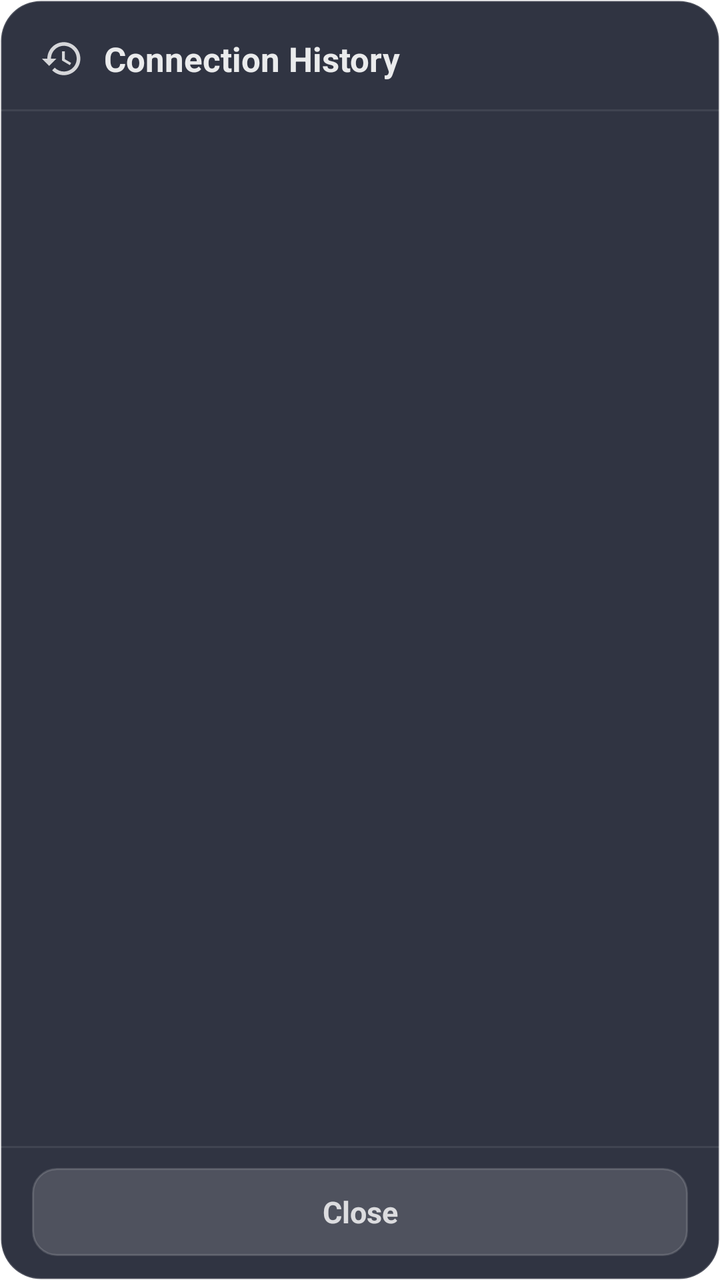
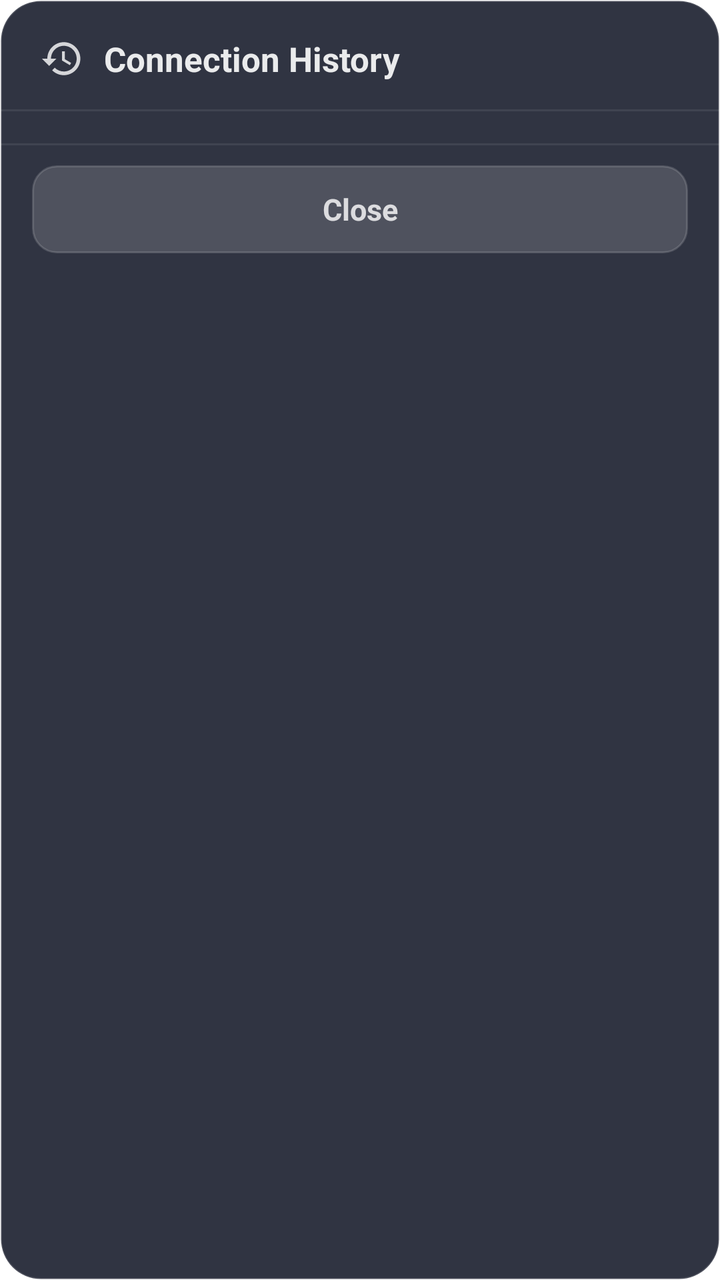

An Android layout rendered at two revisions. The XML below is the earlier revision; the diff shows what the commit changed to produce the second picture.
<!-- AndroidManifest.xml: fallback theme Theme.MaterialComponents.DayNight.NoActionBar -->
<!-- res/layout/dialog_history.xml -->
<?xml version="1.0" encoding="utf-8"?>
<LinearLayout xmlns:android="http://schemas.android.com/apk/res/android"
    android:layout_width="match_parent"
    android:layout_height="wrap_content"
    android:background="@drawable/history_dialog_bg"
    android:orientation="vertical">

    
    <LinearLayout
        android:layout_width="match_parent"
        android:layout_height="wrap_content"
        android:gravity="center_vertical"
        android:orientation="horizontal"
        android:paddingLeft="20dp"
        android:paddingTop="18dp"
        android:paddingRight="20dp"
        android:paddingBottom="14dp">

        <ImageView
            android:layout_width="22dp"
            android:layout_height="22dp"
            android:layout_marginRight="10dp"
            android:src="@drawable/ic_history_title" />

        <TextView
            android:id="@+id/dialog_title"
            android:layout_width="0dp"
            android:layout_height="wrap_content"
            android:layout_weight="1"
            android:text="@string/history_title"
            android:textColor="#E6FFFFFF"
            android:textSize="17sp"
            android:textStyle="bold" />

        <TextView
            android:id="@+id/dialog_count"
            android:layout_width="wrap_content"
            android:layout_height="wrap_content"
            android:textColor="#66FFFFFF"
            android:textSize="13sp" />

    </LinearLayout>

    
    <View
        android:layout_width="match_parent"
        android:layout_height="1dp"
        android:background="@drawable/history_divider" />

    
    <ListView
        android:id="@+id/history_list_view"
        android:layout_width="match_parent"
        android:layout_height="0dp"
        android:layout_weight="1"
        android:clipToPadding="false"
        android:divider="@null"
        android:dividerHeight="0dp"
        android:fadingEdgeLength="16dp"
        android:overScrollMode="ifContentScrolls"
        android:paddingTop="8dp"
        android:paddingBottom="8dp"
        android:requiresFadingEdge="vertical"
        android:scrollbarStyle="outsideInset" />

    
    <LinearLayout
        android:id="@+id/empty_state"
        android:layout_width="match_parent"
        android:layout_height="wrap_content"
        android:gravity="center"
        android:orientation="vertical"
        android:paddingTop="32dp"
        android:paddingBottom="32dp"
        android:visibility="gone">

        <ImageView
            android:layout_width="48dp"
            android:layout_height="48dp"
            android:layout_marginBottom="12dp"
            android:src="@drawable/ic_history_empty" />

        <TextView
            android:layout_width="wrap_content"
            android:layout_height="wrap_content"
            android:text="@string/no_history"
            android:textColor="#66FFFFFF"
            android:textSize="14sp" />

    </LinearLayout>

    
    <View
        android:layout_width="match_parent"
        android:layout_height="1dp"
        android:background="@drawable/history_divider" />

    
    <LinearLayout
        android:layout_width="match_parent"
        android:layout_height="wrap_content"
        android:gravity="center"
        android:orientation="horizontal"
        android:paddingLeft="16dp"
        android:paddingTop="10dp"
        android:paddingRight="16dp"
        android:paddingBottom="12dp">

        <TextView
            android:id="@+id/btn_close"
            android:layout_width="match_parent"
            android:layout_height="44dp"
            android:background="@drawable/history_close_btn"
            android:gravity="center"
            android:text="@string/close"
            android:textColor="#CCFFFFFF"
            android:textSize="15sp"
            android:textStyle="bold" />

    </LinearLayout>

</LinearLayout>
<!-- resources referenced by this layout -->
<resources>
  <!-- drawable history_close_btn (drawable) -->
  <?xml version="1.0" encoding="utf-8"?>
  <ripple xmlns:android="http://schemas.android.com/apk/res/android"
      android:color="#33FFFFFF">
      <item android:id="@android:id/mask">
          <shape android:shape="rectangle">
              <solid android:color="#FFFFFFFF" />
              <corners android:radius="12dp" />
          </shape>
      </item>
      <item>
          <shape android:shape="rectangle">
              <solid android:color="#26FFFFFF" />
              <corners android:radius="12dp" />
              <stroke
                  android:width="1dp"
                  android:color="#26FFFFFF" />
          </shape>
      </item>
  </ripple>
  <!-- drawable history_dialog_bg (drawable) -->
  <?xml version="1.0" encoding="utf-8"?>
  <shape xmlns:android="http://schemas.android.com/apk/res/android"
      android:shape="rectangle">
      <solid android:color="#E61A1F2E" />
      <corners android:radius="20dp" />
      <stroke
          android:width="1dp"
          android:color="#26FFFFFF" />
  </shape>
  <!-- drawable history_divider (drawable) -->
  <?xml version="1.0" encoding="utf-8"?>
  <shape xmlns:android="http://schemas.android.com/apk/res/android"
      android:shape="rectangle">
      <size android:height="1dp" />
      <solid android:color="#14FFFFFF" />
  </shape>
  <!-- drawable ic_history_empty (drawable) -->
  <?xml version="1.0" encoding="utf-8"?>
  <vector xmlns:android="http://schemas.android.com/apk/res/android"
      android:width="48dp"
      android:height="48dp"
      android:viewportWidth="24"
      android:viewportHeight="24">
      <path
          android:fillColor="#40FFFFFF"
          android:pathData="M19,5v14H5V5h14m0,-2H5c-1.1,0 -2,0.9 -2,2v14c0,1.1 0.9,2 2,2h14c1.1,0 2,-0.9 2,-2V5c0,-1.1 -0.9,-2 -2,-2z" />
      <path
          android:fillColor="#40FFFFFF"
          android:pathData="M14,17H7v-2h7v2zM17,13H7v-2h10v2zM17,9H7V7h10v2z" />
  </vector>
  <!-- drawable ic_history_title (drawable) -->
  <?xml version="1.0" encoding="utf-8"?>
  <vector xmlns:android="http://schemas.android.com/apk/res/android"
      android:width="22dp"
      android:height="22dp"
      android:viewportWidth="24"
      android:viewportHeight="24">
      <path
          android:fillColor="#CCFFFFFF"
          android:pathData="M13,3c-4.97,0 -9,4.03 -9,9H1l3.89,3.89 0.07,0.14L9,12H6c0,-3.87 3.13,-7 7,-7s7,3.13 7,7 -3.13,7 -7,7c-1.93,0 -3.68,-0.79 -4.94,-2.06l-1.42,1.42C8.27,19.99 10.51,21 13,21c4.97,0 9,-4.03 9,-9s-4.03,-9 -9,-9zM12,8v5l4.28,2.54 0.72,-1.21 -3.5,-2.08V8L12,8z" />
  </vector>
  <string name="close">Close</string>
  <string name="history_title">Connection History</string>
  <string name="no_history">No history records</string>
</resources>

<!-- the commit's change to res/layout/dialog_history.xml (unified diff, before → after) -->
@@ -51,8 +51,7 @@
     <ListView
         android:id="@+id/history_list_view"
         android:layout_width="match_parent"
-        android:layout_height="0dp"
-        android:layout_weight="1"
+        android:layout_height="wrap_content"
         android:clipToPadding="false"
         android:divider="@null"
         android:dividerHeight="0dp"
